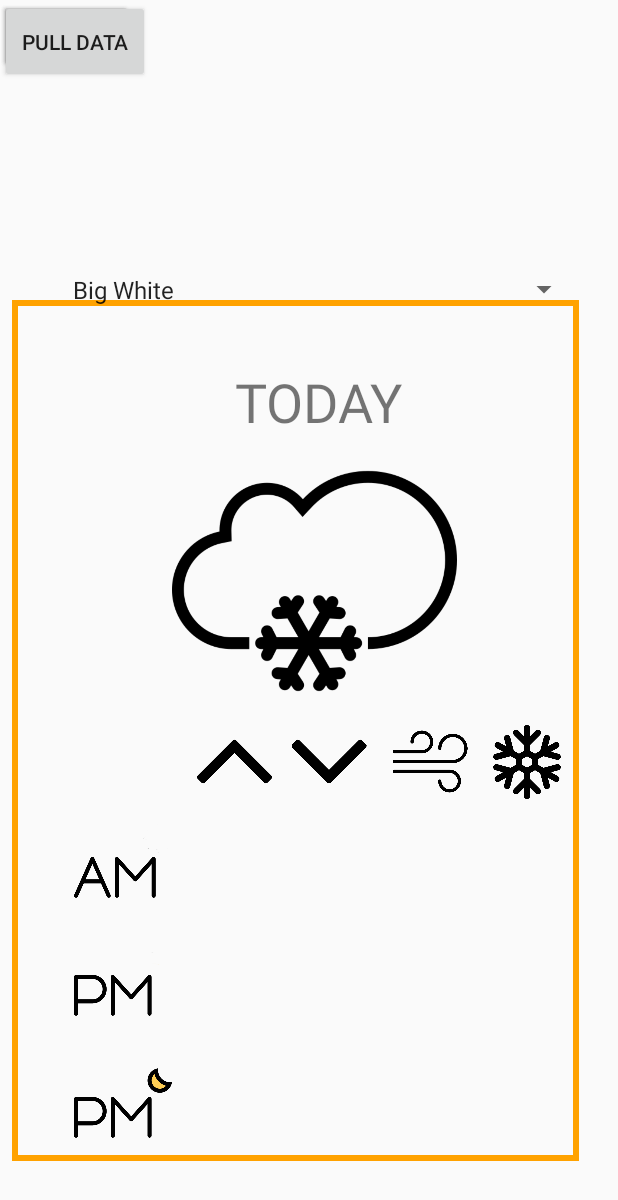
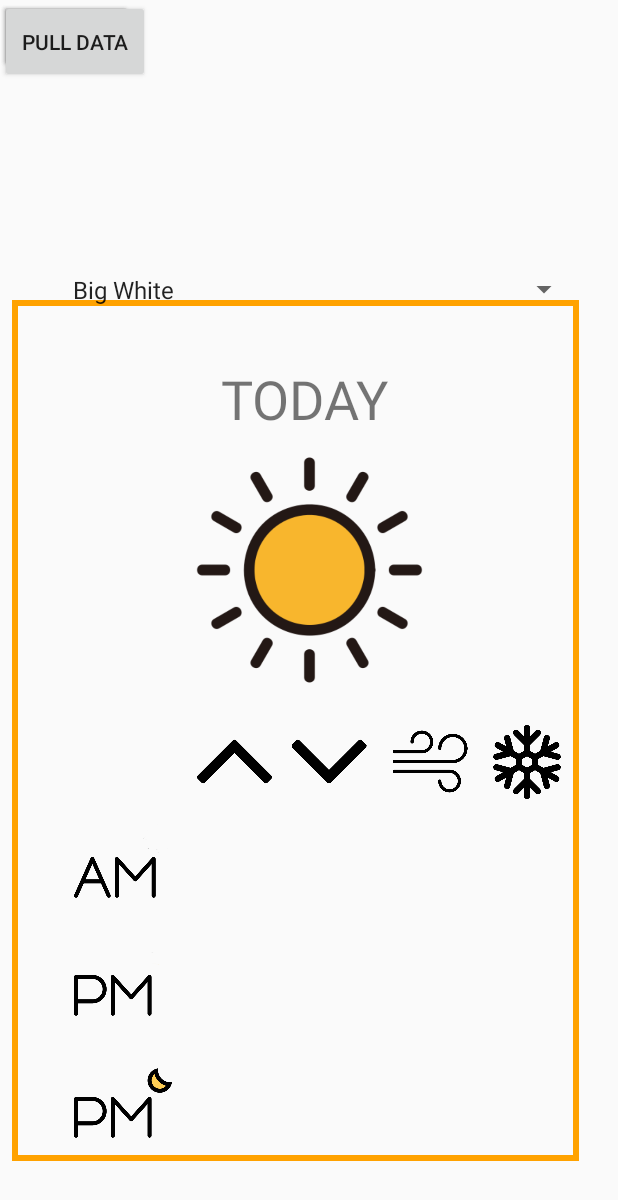
Before and after one commit to DSchriemer/Ski-Base, an Android app: the screen it shows after launch (MainActivity), on a phone screen of 412 x 824 dp. Shown: the top 1200 px of the screen. Run offline under Robolectric (Android 15) with nearby library versions, the phone set to English and light mode, and no system bars; 3 statements that could not run were skipped.

Commit message:
finished UI for weather

```diff
--- a/app/src/main/java/com/example/skibase/MainActivity.java
+++ b/app/src/main/java/com/example/skibase/MainActivity.java
@@ -225,9 +225,29 @@ public class MainActivity extends AppCompatActivity implements AdapterView.OnIte
 
                         currentweather = (ImageView) findViewById(R.id.currentweather);
 
-                        if (hill.equals("Fernie")) {
+                        if (weather.equals("light snow")) {
+                            currentweather.setImageResource(R.drawable.snow);
+                        }
+                        else if (weather.equals("mod. snow")) {
+                            currentweather.setImageResource(R.drawable.snow);
+                        }
+                        else if (weather.equals("heavy snow")) {
+                            currentweather.setImageResource(R.drawable.snow);
+                        }
+                        else if (weather.equals("snow shwrs")) {
                             currentweather.setImageResource(R.drawable.rain1);
                         }
+                        else if (weather.equals("some clouds")) {
+                            currentweather.setImageResource(R.drawable.partial);
+                        }
+                        else if (weather.equals("cloudy")) {
+                            currentweather.setImageResource(R.drawable.clouds);
+                        }else
+                        {
+                            currentweather.setImageResource(R.drawable.clear);
+                        }
+
+
 
 
 
--- a/app/src/main/res/layout/activity_main.xml
+++ b/app/src/main/res/layout/activity_main.xml
@@ -158,12 +158,12 @@
             android:id="@+id/textView2"
             android:layout_width="117dp"
             android:layout_height="44dp"
-            android:layout_marginStart="147dp"
-            android:layout_marginLeft="147dp"
-            android:layout_marginTop="224dp"
-            android:layout_marginEnd="129dp"
-            android:layout_marginRight="129dp"
-            android:layout_marginBottom="517dp"
+            android:layout_marginStart="138dp"
+            android:layout_marginLeft="138dp"
+            android:layout_marginTop="222dp"
+            android:layout_marginEnd="138dp"
+            android:layout_marginRight="138dp"
+            android:layout_marginBottom="519dp"
             android:text="TODAY"
             android:textSize="36sp"
             app:layout_constraintBottom_toBottomOf="parent"
@@ -469,19 +469,19 @@
 
         <ImageView
             android:id="@+id/currentweather"
-            android:layout_width="190dp"
-            android:layout_height="264dp"
-            android:layout_marginStart="105dp"
-            android:layout_marginLeft="105dp"
-            android:layout_marginTop="236dp"
-            android:layout_marginEnd="98dp"
-            android:layout_marginRight="98dp"
-            android:layout_marginBottom="285dp"
+            android:layout_width="247dp"
+            android:layout_height="237dp"
+            android:layout_marginStart="73dp"
+            android:layout_marginLeft="73dp"
+            android:layout_marginTop="242dp"
+            android:layout_marginEnd="73dp"
+            android:layout_marginRight="73dp"
+            android:layout_marginBottom="306dp"
             app:layout_constraintBottom_toBottomOf="parent"
             app:layout_constraintEnd_toEndOf="parent"
             app:layout_constraintStart_toStartOf="parent"
             app:layout_constraintTop_toTopOf="parent"
-            app:srcCompat="@drawable/snowing" />
+            app:srcCompat="@drawable/partial" />
 
 
     </androidx.constraintlayout.widget.ConstraintLayout>
```
